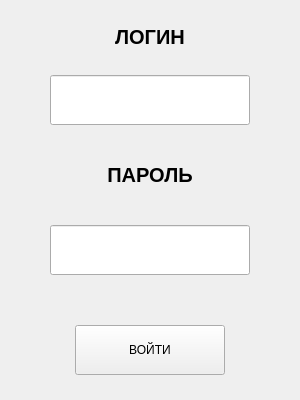
Above: sprots_club/logindialog.ui from EL0re/SEM5_VPICMV_COURSEWORK before the change. Below: the same form after it.
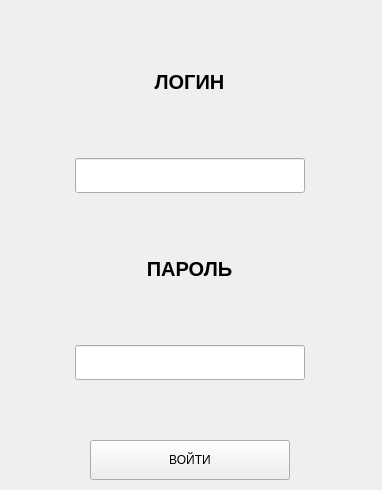
That is the form after the change.

Patch:
```diff
--- a/sprots_club/logindialog.ui
+++ b/sprots_club/logindialog.ui
@@ -6,64 +6,55 @@
    <rect>
     <x>0</x>
     <y>0</y>
-    <width>300</width>
-    <height>400</height>
+    <width>382</width>
+    <height>490</height>
    </rect>
   </property>
   <property name="windowTitle">
    <string>Form</string>
   </property>
-  <widget class="QLineEdit" name="passEdit">
+  <widget class="QPushButton" name="loginBtn">
    <property name="geometry">
     <rect>
-     <x>50</x>
-     <y>225</y>
+     <x>90</x>
+     <y>440</y>
      <width>200</width>
-     <height>50</height>
+     <height>40</height>
     </rect>
    </property>
-  </widget>
-  <widget class="QLineEdit" name="loginEdit">
-   <property name="geometry">
-    <rect>
-     <x>50</x>
-     <y>75</y>
-     <width>200</width>
-     <height>50</height>
-    </rect>
+   <property name="minimumSize">
+    <size>
+     <width>100</width>
+     <height>30</height>
+    </size>
    </property>
-  </widget>
-  <widget class="QLabel" name="pass_label">
-   <property name="geometry">
-    <rect>
-     <x>0</x>
-     <y>150</y>
-     <width>300</width>
-     <height>50</height>
-    </rect>
-   </property>
-   <property name="font">
-    <font>
-     <pointsize>15</pointsize>
-     <weight>75</weight>
-     <bold>true</bold>
-    </font>
+   <property name="maximumSize">
+    <size>
+     <width>200</width>
+     <height>40</height>
+    </size>
    </property>
    <property name="text">
-    <string>ПАРОЛЬ</string>
-   </property>
-   <property name="alignment">
-    <set>Qt::AlignCenter</set>
+    <string>ВОЙТИ</string>
    </property>
   </widget>
-  <widget class="QLabel" name="login_label">
+  <widget class="QWidget" name="">
    <property name="geometry">
     <rect>
-     <x>0</x>
+     <x>10</x>
      <y>12</y>
-     <width>300</width>
-     <height>50</height>
+     <width>361</width>
+     <height>391</height>
     </rect>
+   </property>
+   <layout class="QVBoxLayout" name="verticalLayout_3">
+    <item>
+     <widget class="QLabel" name="login_label">
+      <property name="maximumSize">
+       <size>
+        <width>359</width>
+        <height>100</height>
+       </size>
    </property>
    <property name="font">
     <font>
@@ -82,18 +73,60 @@
     <set>Qt::AlignCenter</set>
    </property>
   </widget>
-  <widget class="QPushButton" name="loginBtn">
-   <property name="geometry">
-    <rect>
-     <x>75</x>
-     <y>325</y>
-     <width>150</width>
-     <height>50</height>
-    </rect>
+    </item>
+    <item alignment="Qt::AlignHCenter">
+     <widget class="QLineEdit" name="loginEdit">
+      <property name="minimumSize">
+       <size>
+        <width>230</width>
+        <height>35</height>
+       </size>
+      </property>
+     </widget>
+    </item>
+    <item>
+     <widget class="QLabel" name="pass_label">
+      <property name="minimumSize">
+       <size>
+        <width>100</width>
+        <height>100</height>
+       </size>
+      </property>
+      <property name="maximumSize">
+       <size>
+        <width>359</width>
+        <height>100</height>
+       </size>
+      </property>
+      <property name="font">
+       <font>
+        <pointsize>15</pointsize>
+        <weight>75</weight>
+        <bold>true</bold>
+       </font>
    </property>
    <property name="text">
-    <string>ВОЙТИ</string>
-   </property>
+       <string>ПАРОЛЬ</string>
+      </property>
+      <property name="alignment">
+       <set>Qt::AlignCenter</set>
+      </property>
+     </widget>
+    </item>
+    <item alignment="Qt::AlignHCenter">
+     <widget class="QLineEdit" name="passEdit">
+      <property name="minimumSize">
+       <size>
+        <width>230</width>
+        <height>35</height>
+       </size>
+      </property>
+     </widget>
+    </item>
+   </layout>
+   <zorder>passEdit</zorder>
+   <zorder>loginEdit</zorder>
+   <zorder>login_label</zorder>
   </widget>
  </widget>
  <resources/>
```
Lines whose indentation alone changed are shown as unchanged.
